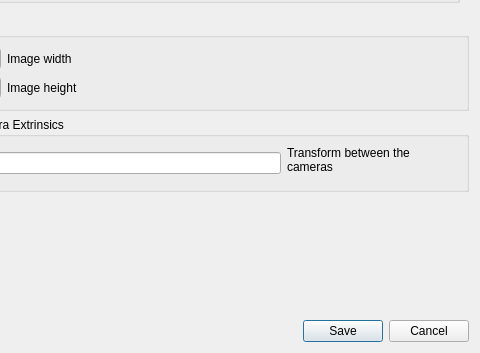
Old version of the form guilib/src/ui/createSimpleCalibrationDialog.ui in the repository introlab/rtabmap; both pictures show x 83 to 563 and y 244 to 597 of the 563 by 597 pixel window.
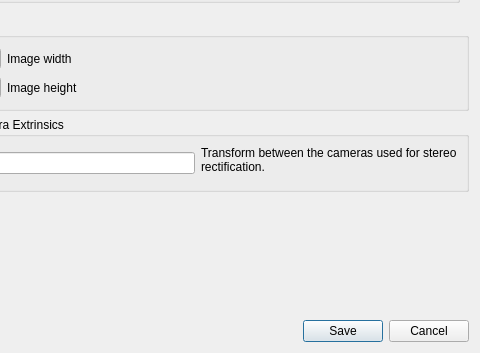
New version of the form.

Commit message: Updated Create Calibration dialog

The edit to the form file:
```diff
--- a/guilib/src/ui/createSimpleCalibrationDialog.ui
+++ b/guilib/src/ui/createSimpleCalibrationDialog.ui
@@ -357,7 +357,7 @@
       <item row="0" column="2">
        <widget class="QLabel" name="label_6">
         <property name="text">
-         <string>Transform between the cameras</string>
+         <string>Transform between the cameras used for stereo rectification.</string>
         </property>
         <property name="wordWrap">
          <bool>true</bool>
```
Left out of the diff: 2 changed lines with no effect on the pictures. The commit also changes 1 other file.
